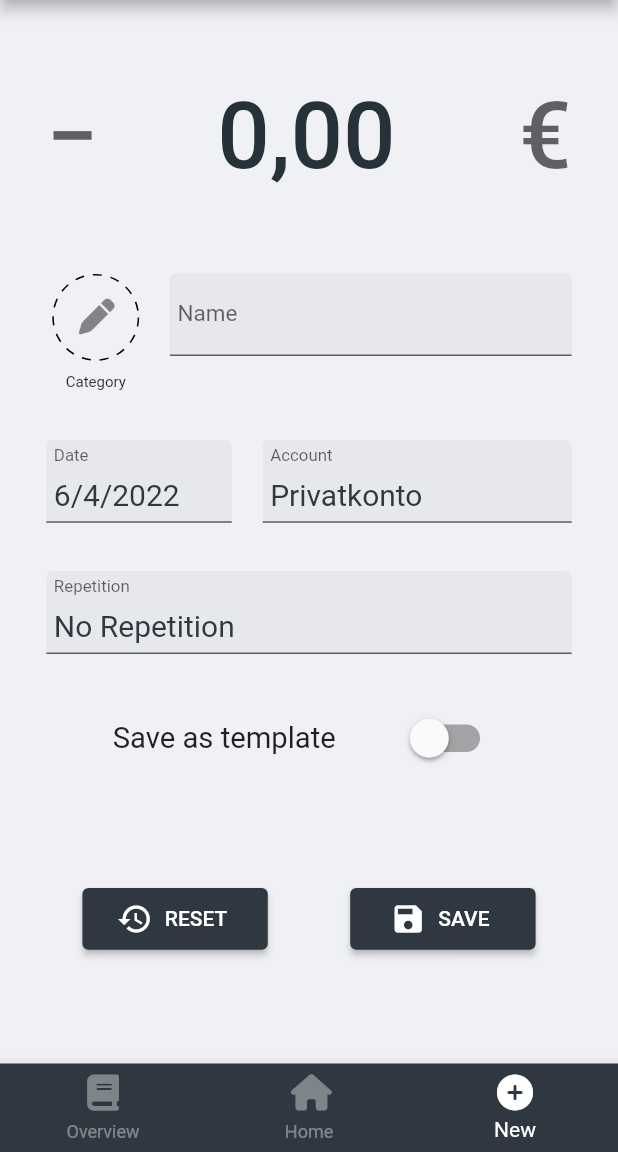
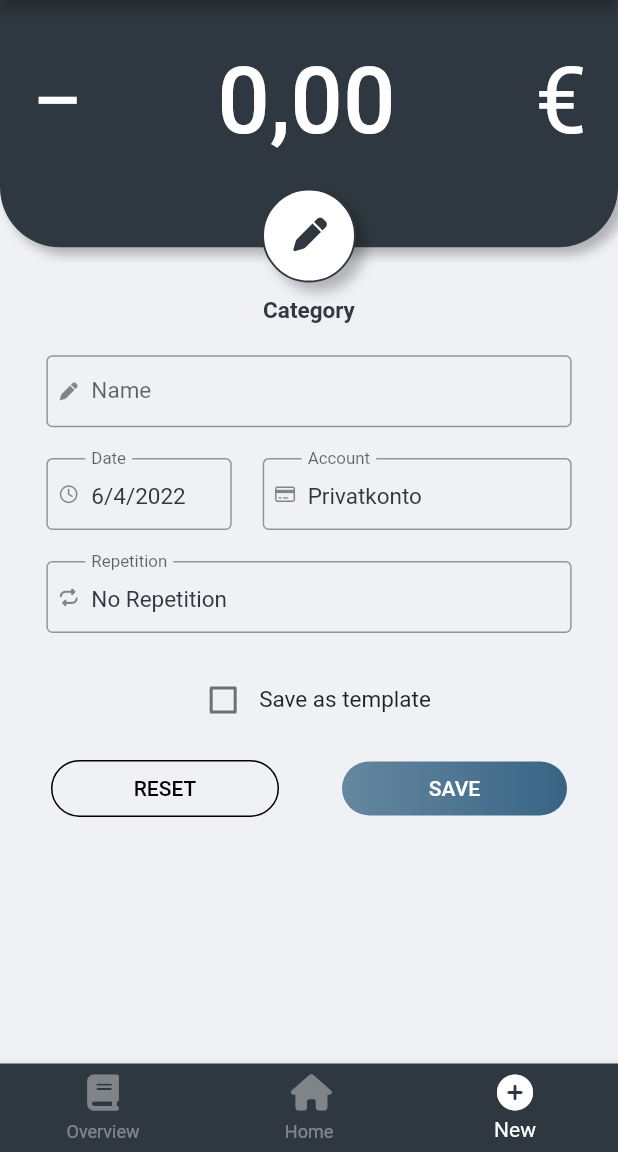
Before and after one commit to Shiyam23/project_ledger, a Flutter app: the screen it shows after launch, swiped to page 4, on a phone screen of 412 x 824 dp, the part 84-1236 px from its top. Run offline on Flutter 3.47's test engine with Material 2 defaults, Android fonts, the phone set to English and light mode, and no system bars; drawn by our look-alikes of dotted_border; our stand-ins replace another_flushbar, bloc, equatable, flutter_bloc, font_awesome_flutter, hive; missing offline and left inert: currency_picker; accounts and stored records are empty.

Commit message:
newTransaction better ui

```diff
--- a/lib/components/Keyboard.dart
+++ b/lib/components/Keyboard.dart
@@ -44,6 +44,10 @@ class KeyBoardState extends State<KeyBoard> with SingleTickerProviderStateMixin{
     duration: const Duration(milliseconds: 150),
     vsync: this,
   );
+
+  late final double width = MediaQuery.of(context).size.width;
+  late final double height = MediaQuery.of(context).size.height;
+
   late final Animation<Offset> _offsetAnimation = Tween<Offset>(
     begin: const Offset(0, 1),
     end: Offset.zero,
@@ -59,7 +63,7 @@ class KeyBoardState extends State<KeyBoard> with SingleTickerProviderStateMixin{
 
   @override
   Widget build(BuildContext context) {
-    Size buttonSize = Size(95, 60);
+    Size buttonSize = Size(this.width/4 - 5, this.height/12 - 5);
     double height = MediaQuery.of(context).size.height / 3;
     return TextButtonTheme(
       data: TextButtonThemeData(
@@ -68,7 +72,7 @@ class KeyBoardState extends State<KeyBoard> with SingleTickerProviderStateMixin{
           backgroundColor: Colors.white,
           fixedSize: buttonSize,
           elevation: 5,
-          textStyle: TextStyle(fontSize: 40),
+          textStyle: TextStyle(fontSize: height/8),
           shape: ContinuousRectangleBorder(
             borderRadius: BorderRadius.circular(10)
           )
@@ -92,7 +96,7 @@ class KeyBoardState extends State<KeyBoard> with SingleTickerProviderStateMixin{
                   children: [
                     TextButton(
                       child: Text("1"),
-                      onPressed: () => tapButton("1")
+                      onPressed: () => tapButton("1"),
                     ),
                     TextButton(
                       child: Text("4"),
@@ -155,27 +159,37 @@ class KeyBoardState extends State<KeyBoard> with SingleTickerProviderStateMixin{
                   mainAxisAlignment: MainAxisAlignment.spaceEvenly,
                   children: [
                     TextButton(
-                      child: Icon(Icons.backspace),
+                      child: Icon(Icons.backspace, color: Colors.white,),
                       onPressed: () => tapButton("Backspace"),
                       style: TextButton.styleFrom(
-                        backgroundColor: Colors.grey[200]
+                        backgroundColor: Colors.red
                       ),
                     ),
                     TextButton(
-                      child: Text("+ / -"),
+                      child: Text(
+                        "+ / -",
+                        style: TextStyle(
+                          inherit: true,
+                          color: Colors.black
+                        ),
+                      ),
                       onPressed: () => tapButton("+ / -"),
                       style: TextButton.styleFrom(
-                        backgroundColor: Colors.grey[200]
+                        backgroundColor: Colors.white
                       ),
                     ),
                     TextButton(
                       child: Text(
                         "OK",
+                        style: TextStyle(
+                          inherit: true,
+                          color: Colors.black
+                        ),
                       ),
                       onPressed: closeKeyboard,
                       style: TextButton.styleFrom(
                         fixedSize: _getOKSize(buttonSize, height),
-                        backgroundColor: Colors.grey[200]
+                        backgroundColor: Colors.white
                       ),
                     ),
                   ]
--- /dev/null
+++ b/lib/components/button/Button.dart
@@ -0,0 +1,84 @@
+import 'package:flutter/material.dart';
+
+class RoundGradientButton extends StatelessWidget {
+
+  final String text;
+  final void Function()? onPressed;
+
+  const RoundGradientButton({
+    Key? key,
+    required this.onPressed,
+    required this.text,
+
+  }) : super(key: key);
+
+  @override
+  Widget build(BuildContext context) {
+    return TextButton(
+      onPressed: onPressed,
+      child:Ink(
+        decoration: const BoxDecoration(
+          gradient: LinearGradient(colors: [
+            Color.fromRGBO(56, 100, 132, 0.75),
+            Color.fromRGBO(56, 100, 132, 1),
+          ]),
+          borderRadius: BorderRadius.all(Radius.circular(80.0)),
+        ),
+        child: Container(
+          width: 150,
+          constraints: const BoxConstraints(minWidth: 88.0, minHeight: 36.0), // min sizes for Material buttons
+          alignment: Alignment.center,
+          child: const Text(
+            'SAVE',
+            style: TextStyle(
+              color: Colors.white,
+              fontFamily: "Roboto",
+              fontStyle: FontStyle.normal,
+            ),
+            textAlign: TextAlign.center,
+          ),
+        )
+      )
+    );
+  }
+}
+
+class RoundButton extends StatelessWidget {
+
+  final String text;
+  final void Function()? onPressed;
+
+  const RoundButton({
+    Key? key,
+    required this.onPressed,
+    required this.text,
+
+  }) : super(key: key);
+
+  @override
+  Widget build(BuildContext context) {
+    return TextButton(
+      onPressed: onPressed,
+      child:Ink(
+        decoration: BoxDecoration(
+          borderRadius: BorderRadius.all(Radius.circular(80.0)),
+          border: Border.all(color: Colors.black)
+        ),
+        child: Container(
+          width: 150,
+          constraints: const BoxConstraints(minWidth: 88.0, minHeight: 36.0), // min sizes for Material buttons
+          alignment: Alignment.center,
+          child: const Text(
+            'RESET',
+            style: TextStyle(
+              color: Colors.black,
+              fontFamily: "Roboto",
+              fontStyle: FontStyle.normal,
+            ),
+            textAlign: TextAlign.center,
+          ),
+        )
+      )
+    );
+  }
+}
--- a/lib/screens/new/NewTransactionScreen.dart
+++ b/lib/screens/new/NewTransactionScreen.dart
@@ -1,5 +1,4 @@
 import 'dart:async';
-
 import 'package:another_flushbar/flushbar.dart';
 import 'package:flutter/material.dart';
 import 'package:flutter_bloc/flutter_bloc.dart';
@@ -28,8 +27,6 @@ class NewTransactionScreen extends StatefulWidget {
 class _NewTransactionScreenState extends State<NewTransactionScreen>{
 
   bool _templateChecked = false;
-
-
   List<Account>? allAccounts;
   Account? mainAccount;
   NewMoneyAmountController? _amountController;
@@ -56,32 +53,24 @@ class _NewTransactionScreenState extends State<NewTransactionScreen>{
   Widget build(BuildContext context) {
     return  Column(
       children: <Widget>[
-        const Spacer(),
         NewMoneyAmount(
           setController: setAmountController,
         ),
-        const Spacer(),
-        Container(
-          alignment: Alignment.centerLeft,
-          width: MediaQuery.of(context).size.width * 0.85,
-          child: Row(
-            mainAxisSize: MainAxisSize.max,
-            mainAxisAlignment: MainAxisAlignment.end,
-            crossAxisAlignment: CrossAxisAlignment.start,
-            children: <Widget>[
-              NewCategoryIcon(
+        Transform.translate(
+          offset: Offset(0,-30),
+          child: Transform.scale(
+            scale: 1.25,
+            child: NewCategoryIcon(
               onSelect: (category) => setCategory(context, category)
             ),
+          ),
+        ),
         Container(
-                padding: EdgeInsets.only(left: 20),
           child: NewTitleTextField(
             setTitleController: (controller) => _titleController = controller,
           )
-              )
-            ],
         ),
-        ),
-        const Spacer(),
+        SizedBox(height: MediaQuery.of(context).size.height/40),
         Container(
           alignment: Alignment.center,
           width: MediaQuery.of(context).size.width * 0.85,
@@ -106,22 +95,18 @@ class _NewTransactionScreenState extends State<NewTransactionScreen>{
             ],
           ),
         ),
-        const Spacer(),
+        SizedBox(height: MediaQuery.of(context).size.height/40),
         NewRepetitionField(
           onTap: () => selectRepetition(context)
         ),
-        const Spacer(),
-        Container(
-          alignment: Alignment.centerLeft,
-          width: MediaQuery.of(context).size.width * 0.85,
-          child: NewSaveAsTemplate(
+        SizedBox(height: MediaQuery.of(context).size.height/40),
+        NewSaveAsTemplate(
           (bool checked) => _templateChecked = checked,
-            _templateChecked)),
-        const Spacer(flex: 2),
+          _templateChecked),
         NewBottonButtons(
           onSave: () => saveTransaction(context),
           onReset: () => resetInput(context)),
-        const Spacer(flex: 2),
+        Spacer(flex: 1)
       ],
     );
   }
--- a/lib/screens/new/income_expense/NewBottomButtons.dart
+++ b/lib/screens/new/income_expense/NewBottomButtons.dart
@@ -1,4 +1,5 @@
 import 'package:flutter/material.dart';
+import 'package:project_ez_finance/components/button/Button.dart';
 
 class NewBottonButtons extends StatelessWidget {
   final void Function()? onSave;
@@ -12,32 +13,11 @@ class NewBottonButtons extends StatelessWidget {
       mainAxisSize: MainAxisSize.max,
       alignment: MainAxisAlignment.spaceEvenly,
       children: <Widget>[
-        ElevatedButton.icon(
-          style: ElevatedButton.styleFrom(
-            fixedSize: Size(
-              MediaQuery.of(context).size.width * 0.3,
-              MediaQuery.of(context).size.width * 0.1,
-            )
-          ),
-          icon: Icon(Icons.restore),
-          label: Text(
-            "RESET",
-          ),
-          onPressed: onReset,
-        ),
-        ElevatedButton.icon(
-          style: ElevatedButton.styleFrom(
-            fixedSize: Size(
-              MediaQuery.of(context).size.width * 0.3,
-              MediaQuery.of(context).size.width * 0.1,
-            )
-          ),
-          icon: Icon(Icons.save),
-          label: Text(
-            "SAVE",
-          ),
+        RoundButton(onPressed: onReset, text: "RESET"),
+        RoundGradientButton(
           onPressed: onSave,
-        ),
+          text: "Save"
+        )
       ],
     );
   }
--- a/lib/screens/new/income_expense/NewCategoryIcon.dart
+++ b/lib/screens/new/income_expense/NewCategoryIcon.dart
@@ -61,38 +61,70 @@ Widget build(BuildContext context) {
     },
     builder: (context, state) => Column(
       children: <Widget>[
-        Padding(
-          padding: const EdgeInsets.all(1.0),
-          child: _selectedCategory != null ?
-            CategoryIcon(
+        _selectedCategory != null ?
+          Container(
+            width: 50,
+            height: 50,
+            decoration: BoxDecoration(
+              boxShadow: [
+                BoxShadow(
+                  offset: Offset(5,5),
+                  blurRadius: 5,
+                  color: Colors.black26
+                )
+              ],
+              border: Border.all(
+                color: Colors.white,
+              ),
+              borderRadius: BorderRadius.circular(50)
+            ),
+            child: CategoryIcon(
               onTap: onTap,
-              iconData: _selectedCategory!.icon!.iconData)
-          : DottedBorder(
-              color: Colors.black,
-              strokeWidth: 1,
-              dashPattern: [6, 6],
-              padding: const EdgeInsets.all(1),
-              borderType: BorderType.Circle,
-              child: SlideTransition(
-                position: _offsetAnimation,
+              iconData: _selectedCategory!.icon!.iconData),
+          )
+        : Container(
+            height: 50,
+            width: 50,
+            decoration: BoxDecoration(
+              boxShadow: [
+                BoxShadow(
+                  offset: Offset(5,5),
+                  blurRadius: 5,
+                  color: Colors.black26
+                )
+              ],
+              borderRadius: BorderRadius.circular(50),
+              color: Colors.white,
+              border: Border.all(
+                color: Theme.of(context).primaryColor
+              )
+            ),
+            padding: const EdgeInsets.all(1),
+            child: SlideTransition(
+              position: _offsetAnimation,
+              child: Transform.scale(
+                scale: 0.75,
                 child: CategoryIcon(
                   onTap: onTap,
                   iconData: CategoryIconData(
                     backgroundColorInt: Colors.transparent.value,
                     iconName: "pen",
-                    iconColorInt: Colors.black45.value,
+                    iconColorInt: Theme.of(context).primaryColor.value,
                   ),
                 ),
-              )),
-        ),
+              ),
+            )),
         Padding(
           padding: const EdgeInsets.only(top: 8.0),
           child: Container(
             alignment: Alignment.center,
-            width: 50,
             child: Text(
               _selectedCategory?.name ?? "Category",
-              style: const TextStyle(fontSize: 10),
+              style: TextStyle(
+                fontSize: 12,
+                fontWeight: FontWeight.bold,
+                color: Theme.of(context).primaryColor
+              ),
               textAlign: TextAlign.center,
             ),
           ),
--- a/lib/screens/new/income_expense/NewSaveAsTemplate.dart
+++ b/lib/screens/new/income_expense/NewSaveAsTemplate.dart
@@ -13,34 +13,37 @@ class NewSaveAsTemplate extends StatelessWidget {
   @override
   Widget build(BuildContext context) {
     bool _checked = false;
-    return Row(
-      mainAxisAlignment: MainAxisAlignment.spaceAround,
+    return Center(
+      child: Row(
+        mainAxisAlignment: MainAxisAlignment.center,
+        mainAxisSize: MainAxisSize.min,
         children: <Widget>[
           Transform.scale(
             alignment: Alignment.centerLeft,
-          scale: 1.3,
+            scale: 1,
+            child: StatefulBuilder(
+              builder: (BuildContext context, StateSetter setState) {
+                return Checkbox(
+                  value: _checked,
+                  onChanged: (checked) {
+                    setTemplateChecked(checked!);
+                    setState(() => _checked = checked);
+                  } ,
+                );
+              }
+            )
+          ),
+          Transform.scale(
+            alignment: Alignment.centerLeft,
+            scale: 1,
             child: Text(
               "Save as template",
               textAlign: TextAlign.left,
               style: TextStyle(fontSize: 15)
             ),
           ),
-        Transform.scale(
-          alignment: Alignment.centerRight,
-          scale: 1.3,
-          child: StatefulBuilder(
-            builder: (BuildContext context, StateSetter setState) {
-              return Switch(
-                value: _checked,
-                onChanged: (checked) {
-                  setTemplateChecked(checked);
-                  setState(() => _checked = checked);
-                } ,
-              );
-            }
-          )
+        ],
       ),
-      ],
     );
   }
 }
--- a/lib/screens/new/income_expense/NewTextField.dart
+++ b/lib/screens/new/income_expense/NewTextField.dart
@@ -1,6 +1,7 @@
 import 'dart:io';
 import 'package:flutter/material.dart';
 import 'package:flutter_bloc/flutter_bloc.dart';
+import 'package:font_awesome_flutter/font_awesome_flutter.dart';
 import 'package:intl/intl.dart';
 import 'package:project_ez_finance/blocs/bloc/transactionDetails/cubit/transactiondetails_cubit.dart';
 import 'package:project_ez_finance/components/Keyboard.dart';
@@ -14,16 +15,18 @@ class _NewTextField extends StatefulWidget {
   final bool enabled;
   final bool readOnly;
   final TextEditingController? controller;
+  final IconData icon;
 
   _NewTextField({
     this.widthRatio = 0.85,
     required this.labelText,
     this.content,
     this.enabled = true,
-    this.fontSize = 20,
+    this.fontSize = 15,
     this.onTap,
     this.readOnly = true,
     this.controller,
+    required this.icon,
     Key? key,
   }) : super(key: key);
 
@@ -48,7 +51,12 @@ class _NewTextFieldState extends State<_NewTextField> {
             fontSize: widget.fontSize,
             color: Theme.of(context).colorScheme.primary),
         decoration: InputDecoration(
-          filled: true,
+          border: OutlineInputBorder(),
+          prefixIcon: Transform.scale(
+            child: Icon(widget.icon),
+            scale: 0.5,
+          ),
+          prefixIconConstraints: BoxConstraints.tightFor(width: 30),
           contentPadding: const EdgeInsets.all(5),
           enabled: widget.enabled,
           labelText: widget.labelText,
@@ -82,6 +90,7 @@ class _NewDateFieldState extends State<NewDateField> {
           widthRatio: 0.3,
           onTap: widget.onTap,
           content: _formatDate(state.date),
+          icon: FontAwesomeIcons.clock,
         );
       },
     );
@@ -116,6 +125,7 @@ class NewRepetitionDateField extends StatelessWidget {
       widthRatio: 0.5,
       onTap: onTap,
       content: content,
+      icon: FontAwesomeIcons.repeat
     );
   }
 }
@@ -141,6 +151,7 @@ class _NewAccountFieldState extends State<NewAccountField> {
           onTap: widget.onTap,
           widthRatio: 0.5,
           content: state.account.toString(),
+          icon: FontAwesomeIcons.creditCard
         );
       },
     );
@@ -167,6 +178,7 @@ class _NewRepetitionFieldState extends State<NewRepetitionField> {
           labelText: "Repetition",
           onTap: widget.onTap,
           content: state.repetition.toString(),
+          icon: FontAwesomeIcons.repeat
         );
       },
     );
@@ -180,7 +192,6 @@ class NewTitleTextField extends StatefulWidget {
   const NewTitleTextField({
     Key? key,
     required this.setTitleController}) : super(key: key);
-
 
   @override
   State<NewTitleTextField> createState() => _NewTitleTextFieldState();
@@ -207,7 +218,7 @@ class _NewTitleTextFieldState extends State<NewTitleTextField> {
         }
       },
       child : SizedBox(
-        width: MediaQuery.of(context).size.width * 0.65,
+        width: MediaQuery.of(context).size.width * 0.85,
         child: TextField(
           enableInteractiveSelection: false,
           controller: controller,
@@ -216,14 +227,20 @@ class _NewTitleTextFieldState extends State<NewTitleTextField> {
           },
           style: TextStyle(
             height: 1.5,
-              fontSize: 20,
+              fontSize: 15,
               color: Theme.of(context).colorScheme.primary),
           decoration: InputDecoration(
-            filled: true,
+            prefixIcon: Transform.scale(
+            child: Icon(FontAwesomeIcons.pen),
+            scale: 0.5,
+            ),
+            prefixIconConstraints: BoxConstraints.tightFor(width: 30),
             contentPadding: const EdgeInsets.all(5),
             enabled: true,
             labelText: "Name",
             labelStyle: TextStyle(fontSize: 15),
+            border: OutlineInputBorder(
+            )
           ),
         ),
       )
--- a/lib/screens/new/income_expense/newMoneyAmountWidgets/NewMoneyAmount.dart
+++ b/lib/screens/new/income_expense/newMoneyAmountWidgets/NewMoneyAmount.dart
@@ -83,20 +83,35 @@ class _NewMoneyAmountState extends State<NewMoneyAmount> {
             state.amount
           );
         }
-        else if (amountDifferent!) {
+        if (amountDifferent!) {
           controller.buildInitialText(state.amount);
           controller.updateThousandseparator(-1);
         }
-        if (isExpenseDifferent! ) setSign(state.isExpense!);
+        setSign(state.isExpense!);
       },
       builder: (context, state) {
         return Container(
-          width: MediaQuery.of(context).size.width * 0.85,
-          height: MediaQuery.of(context).size.height / 7,
+          width: MediaQuery.of(context).size.width,
+          height: MediaQuery.of(context).size.height / 5,
           alignment: Alignment.center,
+          padding: EdgeInsets.only(top: 20, bottom: 50),
+          decoration: BoxDecoration(
+            boxShadow: [
+                BoxShadow(
+                  offset: Offset(5,5),
+                  blurRadius: 5,
+                  color: Colors.black26
+                )
+            ],
+            borderRadius: BorderRadius.vertical(bottom: Radius.circular(40)),
+            color: Theme.of(context).primaryColor,
+          ),
+          child: SizedBox(
+            width: MediaQuery.of(context).size.width*0.9,
             child: TextField(
               controller: controller,
               readOnly: true,
+              cursorWidth: 3,
               showCursor: true,
               enableInteractiveSelection: true,
               onTap: () => KeyboardWidget.of(context)?.triggerKeyboard(true),
@@ -110,18 +125,28 @@ class _NewMoneyAmountState extends State<NewMoneyAmount> {
                 decimal: true,
                 signed: false
               ),
+
               decoration: InputDecoration(
                 border: InputBorder.none,
                 isCollapsed: true,
+                suffixStyle: TextStyle(
+                  color: Colors.white,
+                  fontSize: MediaQuery.of(context).size.width * fontSizeFactor
+                ),
                 suffixText: getSuffix(),
                 prefixText: getPrefix(),
+                prefixStyle: TextStyle(
+                  color: Colors.white,
+                  fontSize: MediaQuery.of(context).size.width * fontSizeFactor
                 ),
-            cursorColor: Theme.of(context).colorScheme.primary,
+              ),
+              cursorColor: Colors.white,
               textAlign: TextAlign.center,
               style: TextStyle(
-              color: Colors.blueGrey[900],
+                color: Colors.white,
                 fontWeight: FontWeight.w500,
                 fontSize: MediaQuery.of(context).size.width * fontSizeFactor,
+              ),
             ),
           ),
         );
```
Lines whose indentation alone changed are shown as unchanged.
